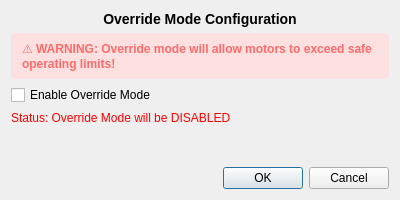
Before: the Qt Designer form frontend/OverrideDialog.ui in YCP-Rev-Metrix/BallSpinner-Controller-v2, drawn with Qt 5.
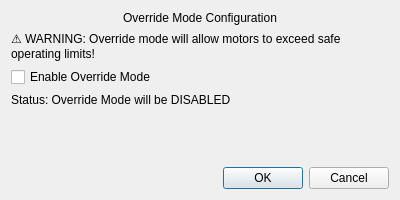
After: the same form once the commit is applied.

Commit message: Added Global style sheet and accent color

The edit to the form file:
```diff
--- a/frontend/OverrideDialog.ui
+++ b/frontend/OverrideDialog.ui
@@ -22,9 +22,6 @@
      <property name="alignment">
       <set>Qt::AlignmentFlag::AlignCenter</set>
      </property>
-     <property name="styleSheet">
-      <string>font-weight: bold; font-size: 14px;</string>
-     </property>
     </widget>
    </item>
    <item>
@@ -35,9 +32,6 @@
      <property name="wordWrap">
       <bool>true</bool>
      </property>
-     <property name="styleSheet">
-      <string>color: #ff6b6b; background-color: #ffe0e0; padding: 8px; border-radius: 4px; font-weight: bold;</string>
-     </property>
     </widget>
    </item>
    <item>
@@ -45,9 +39,6 @@
      <property name="text">
       <string>Enable Override Mode</string>
      </property>
-     <property name="styleSheet">
-      <string>font-size: 12px;</string>
-     </property>
     </widget>
    </item>
    <item>
@@ -55,9 +46,6 @@
      <property name="text">
       <string>Status: Override Mode will be DISABLED</string>
      </property>
-     <property name="styleSheet">
-      <string>color: red;</string>
-     </property>
     </widget>
    </item>
    <item>
```
The commit also changes 13 other files.
